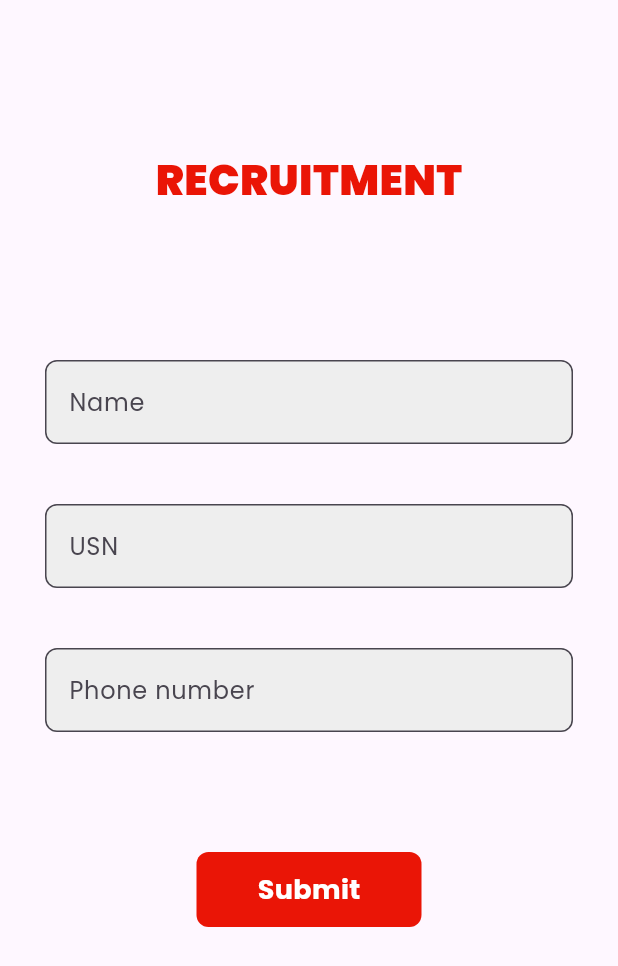
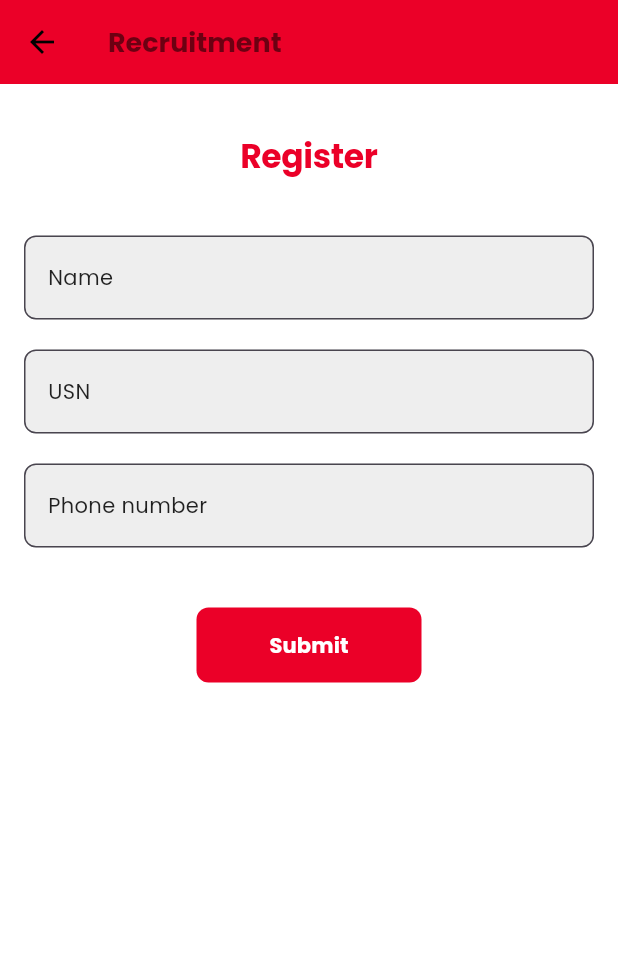
Before and after one commit to AshOG-05/Tedx, a Flutter app: the screen it shows after launch, after a tap on the "menu" icon, after a tap on "Recruitments", on a phone screen of 412 x 824 dp. Shown: the top 966 px of the screen. Run offline on Flutter 3.47's test engine with Material 3 defaults, Android fonts, the light colour scheme and no system bars; our stand-ins replace google_fonts.

Commit message:
Added pages

```diff
--- a/lib/main.dart
+++ b/lib/main.dart
@@ -1,7 +1,9 @@
 import 'package:flutter/material.dart';
 import 'package:provider/provider.dart';
+import 'package:tedx/page/contact.dart';
 
 import 'package:tedx/page/loginpage.dart';
+import 'package:tedx/page/pasteventspage.dart';
 import 'package:tedx/page/recruitmentpage.dart';
 import 'package:tedx/utils/routes.dart';
 import 'package:tedx/page/homepage.dart';
@@ -41,7 +43,9 @@ class MyApp extends StatelessWidget {
        "/": (context) => const Homepage(),
         MyRoutes.homeRoute: (context) => const Homepage(),
         MyRoutes.loginRoute: (context) => LoginPage(),
-        MyRoutes.RecruitmentRoute:(context) => const Recruitmentpage()
+        MyRoutes.RecruitmentRoute:(context) => const RecruitmentPage(),
+        MyRoutes.ContactRoute:(context) => const Contact(),
+        MyRoutes.PastRoute:(context)=> const PastEventsPage(),
       },
       );
 
--- a/lib/page/recruitmentpage.dart
+++ b/lib/page/recruitmentpage.dart
@@ -1,14 +1,14 @@
 import 'package:flutter/material.dart';
 import 'package:tedx/utils/routes.dart';
 
-class Recruitmentpage extends StatefulWidget {
-  const Recruitmentpage({super.key});
+class RecruitmentPage extends StatefulWidget {
+  const RecruitmentPage({super.key});
 
   @override
-  State<Recruitmentpage> createState() => _RecruitmentpageState();
+  State<RecruitmentPage> createState() => _RecruitmentPageState();
 }
 
-class _RecruitmentpageState extends State<Recruitmentpage> {
+class _RecruitmentPageState extends State<RecruitmentPage> {
   final _formKey = GlobalKey<FormState>();
   bool changeButton = false;
 
@@ -27,33 +27,45 @@ class _RecruitmentpageState extends State<Recruitmentpage> {
 
   @override
   Widget build(BuildContext context) {
-    return Material(
-      child: SingleChildScrollView(
+    final theme = Theme.of(context);  // Access the current theme
+
+    return Scaffold(
+      appBar: AppBar(
+        title: Text(
+          "Recruitment",
+          style: theme.textTheme.titleLarge?.copyWith(
+            fontWeight: FontWeight.bold,
+          ),  // Use the theme's title style
+        ),
+        backgroundColor: theme.primaryColor,  // Use theme's primary color
+      ),
+      body: SingleChildScrollView(
         child: Form(
           key: _formKey, // Attach the form key
+          child: Padding(
+            padding: const EdgeInsets.all(16.0), // Added padding to form content
             child: Column(
               children: [
-              const SizedBox(height: 100),
-              const Text(
-                "RECRUITMENT",
-                style: TextStyle(
-                  fontSize: 28,
-                  fontWeight: FontWeight.w900,
-                   color: Color.fromARGB(255, 234, 21, 6),
+                const SizedBox(height: 20),
+                Text(
+                  "Register",
+                  style: theme.textTheme.displayLarge?.copyWith(
+                    color: theme.primaryColor,  // Use theme's primary color
+                    fontWeight: FontWeight.bold,
                   ),
                 ),
-              const SizedBox(height: 100),
-              Padding(
-
-                padding: const EdgeInsets.symmetric(horizontal: 30),
-
-                child: Column(
-
-                  children: [
+                const SizedBox(height: 40),
                 TextFormField(
-                      decoration: const InputDecoration(
+                  decoration: InputDecoration(
                     hintText: "Enter Name",
                     labelText: "Name",
+                    labelStyle: theme.textTheme.bodyMedium,
+                    focusedBorder: OutlineInputBorder(
+                      borderSide: BorderSide(color: theme.primaryColor),
+                    ),
+                    border: OutlineInputBorder(
+                      borderRadius: BorderRadius.circular(8),
+                    ),
                   ),
                   validator: (value) {
                     if (value == null || value.isEmpty) {
@@ -62,63 +74,72 @@ class _RecruitmentpageState extends State<Recruitmentpage> {
                     return null;
                   },
                 ),
-                    const SizedBox(height: 40),
+                const SizedBox(height: 20),
                 TextFormField(
-                      decoration: const InputDecoration(
+                  decoration: InputDecoration(
                     hintText: "Enter USN",
                     labelText: "USN",
+                    labelStyle: theme.textTheme.bodyMedium,
+                    focusedBorder: OutlineInputBorder(
+                      borderSide: BorderSide(color: theme.primaryColor),
+                    ),
+                    border: OutlineInputBorder(
+                      borderRadius: BorderRadius.circular(8),
+                    ),
                   ),
                   validator: (value) {
                     if (value == null || value.isEmpty) {
                       return "USN cannot be empty";
                     }
-                        // Add more specific validation if needed
                     return null;
                   },
                 ),
-                    const SizedBox(height: 40),
+                const SizedBox(height: 20),
                 TextFormField(
-                      keyboardType:TextInputType.number,
-                      decoration: const InputDecoration(
+                  keyboardType: TextInputType.number,
+                  decoration: InputDecoration(
                     hintText: "Enter Phone number",
                     labelText: "Phone number",
-
+                    labelStyle: theme.textTheme.bodyMedium,
+                    focusedBorder: OutlineInputBorder(
+                      borderSide: BorderSide(color: theme.primaryColor),
+                    ),
+                    border: OutlineInputBorder(
+                      borderRadius: BorderRadius.circular(8),
+                    ),
                   ),
                   validator: (value) {
                     if (value == null || value.isEmpty) {
                       return "Phone number cannot be empty";
                     }
-                        // Add more specific validation if needed
                     return null;
                   },
                 ),
-                    const SizedBox(height: 80),
+                const SizedBox(height: 40),
                 Material(
                   color: Colors.transparent,
                   child: InkWell(
                     onTap: () => moveToHome(context),
                     child: AnimatedContainer(
-                          duration: Duration(seconds: 1),
+                      duration: const Duration(seconds: 1),
                       width: changeButton ? 50 : 150,
                       height: 50,
                       alignment: Alignment.center,
                       child: changeButton
                           ? Icon(
                               Icons.done,
-                                  color: Colors.white,
+                              color: theme.colorScheme.onPrimary,
                             )
                           : Text(
                               "Submit",
-                                  style: TextStyle(
-                                    color: Colors.white,
+                              style: theme.textTheme.labelLarge?.copyWith(
+                                color: theme.colorScheme.onPrimary,
                                 fontWeight: FontWeight.bold,
-                                    fontSize: 18,
                               ),
                             ),
                       decoration: BoxDecoration(
-                            color: Color.fromARGB(255, 234, 21, 6),
-                            borderRadius:
-                                BorderRadius.circular(changeButton ? 50 : 8),
+                        color: theme.primaryColor,
+                        borderRadius: BorderRadius.circular(changeButton ? 50 : 8),
                       ),
                     ),
                   ),
@@ -126,8 +147,6 @@ class _RecruitmentpageState extends State<Recruitmentpage> {
               ],
             ),
           ),
-            ],
-          ),
         ),
       ),
     );
--- a/lib/utils/routes.dart
+++ b/lib/utils/routes.dart
@@ -2,4 +2,6 @@ class MyRoutes {
   static String loginRoute = "/login";
   static String homeRoute = "/home";
   static String RecruitmentRoute = "/recruitment";
+  static String ContactRoute="/contact";
+  static String PastRoute="/past";
 }
--- a/lib/widgets/drawer.dart
+++ b/lib/widgets/drawer.dart
@@ -75,6 +75,9 @@ class MyDrawer extends StatelessWidget {
             ),
           ),
           ListTile(
+             onTap: () {
+               Navigator.pushNamed(context, MyRoutes.PastRoute);
+             },
             leading: Icon(
               CupertinoIcons.time,
               color: theme.iconTheme.color,
@@ -88,6 +91,9 @@ class MyDrawer extends StatelessWidget {
             ),
           ),
           ListTile(
+            onTap: () {
+              Navigator.pushNamed(context, MyRoutes.ContactRoute);
+            },
             leading: Icon(
               CupertinoIcons.mail,
               color: theme.iconTheme.color,
--- a/lib/widgets/themes.dart
+++ b/lib/widgets/themes.dart
@@ -5,7 +5,7 @@ class MyTheme {
   // Light theme definition
   static ThemeData lightTheme(BuildContext context) => ThemeData(
         brightness: Brightness.light,
-        primaryColor: Colors.redAccent,
+        primaryColor: const Color(0xFFEB0028),
         scaffoldBackgroundColor: Colors.white,
         fontFamily: GoogleFonts.poppins().fontFamily,
         appBarTheme: const AppBarTheme(
@@ -26,19 +26,19 @@ class MyTheme {
           titleLarge: TextStyle(fontSize: 18, color: Colors.black54), // headline6 -> titleLarge
         ),
         floatingActionButtonTheme: const FloatingActionButtonThemeData(
-          backgroundColor: Colors.redAccent,
+          backgroundColor: Color(0xFFEB0028),
         ),
         cardColor: Colors.white,
         iconTheme: const IconThemeData(color: Colors.black),
         buttonTheme: const ButtonThemeData(
-          buttonColor: Colors.redAccent,
+          buttonColor: Color(0xFFEB0028),
           textTheme: ButtonTextTheme.primary,
         ),
         inputDecorationTheme: InputDecorationTheme(
           filled: true,
           fillColor: Colors.grey[200],
           focusedBorder: const OutlineInputBorder(
-            borderSide: BorderSide(color: Colors.redAccent),
+            borderSide: BorderSide(color: Color(0xFFEB0028),),
           ),
           border: OutlineInputBorder(
             borderRadius: BorderRadius.circular(8),
@@ -49,7 +49,7 @@ class MyTheme {
   // Dark theme definition
   static ThemeData darkTheme(BuildContext context) => ThemeData(
         brightness: Brightness.dark,
-        primaryColor: Colors.redAccent,
+        primaryColor: Color(0xFFEB0028),
         scaffoldBackgroundColor: const Color(0xFF121212),
         fontFamily: GoogleFonts.poppins().fontFamily,
         appBarTheme: const AppBarTheme(
@@ -70,19 +70,19 @@ class MyTheme {
           titleLarge: TextStyle(fontSize: 18, color: Colors.white60), // headline6 -> titleLarge
         ),
         floatingActionButtonTheme: const FloatingActionButtonThemeData(
-          backgroundColor: Colors.redAccent,
+          backgroundColor: Color(0xFFEB0028),
         ),
         cardColor: const Color(0xFF1E1E1E),
         iconTheme: const IconThemeData(color: Colors.white),
         buttonTheme: const ButtonThemeData(
-          buttonColor: Colors.redAccent,
+          buttonColor: Color(0xFFEB0028),
           textTheme: ButtonTextTheme.primary,
         ),
         inputDecorationTheme: InputDecorationTheme(
           filled: true,
           fillColor: Colors.grey[800],
           focusedBorder: const OutlineInputBorder(
-            borderSide: BorderSide(color: Colors.redAccent),
+            borderSide: BorderSide(color: Color(0xFFEB0028)),
           ),
           border: OutlineInputBorder(
             borderRadius: BorderRadius.circular(8),
```
Also changed, not shown: lib/page/contact.dart (added, +79 -0 lines), lib/page/pasteventspage.dart (added, +130 -0 lines). Lines whose indentation alone changed are shown as unchanged.
